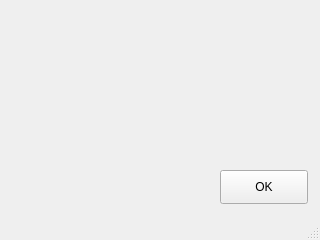
Above: buttermanager/ui/ProblemsFoundWindow.ui from egara/buttermanager before the change. Below: the same form after it.
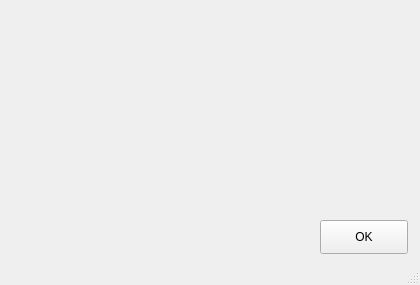
That is the form after the change.

What changed in the file:
```diff
--- a/buttermanager/ui/ProblemsFoundWindow.ui
+++ b/buttermanager/ui/ProblemsFoundWindow.ui
@@ -6,8 +6,8 @@
    <rect>
     <x>0</x>
     <y>0</y>
-    <width>320</width>
-    <height>240</height>
+    <width>420</width>
+    <height>285</height>
    </rect>
   </property>
   <property name="windowTitle">
@@ -17,8 +17,8 @@
    <widget class="QPushButton" name="button_ok">
     <property name="geometry">
      <rect>
-      <x>220</x>
-      <y>170</y>
+      <x>320</x>
+      <y>220</y>
       <width>88</width>
       <height>34</height>
      </rect>
@@ -32,8 +32,8 @@
      <rect>
       <x>10</x>
       <y>20</y>
-      <width>301</width>
-      <height>131</height>
+      <width>400</width>
+      <height>180</height>
      </rect>
     </property>
     <property name="text">
```
